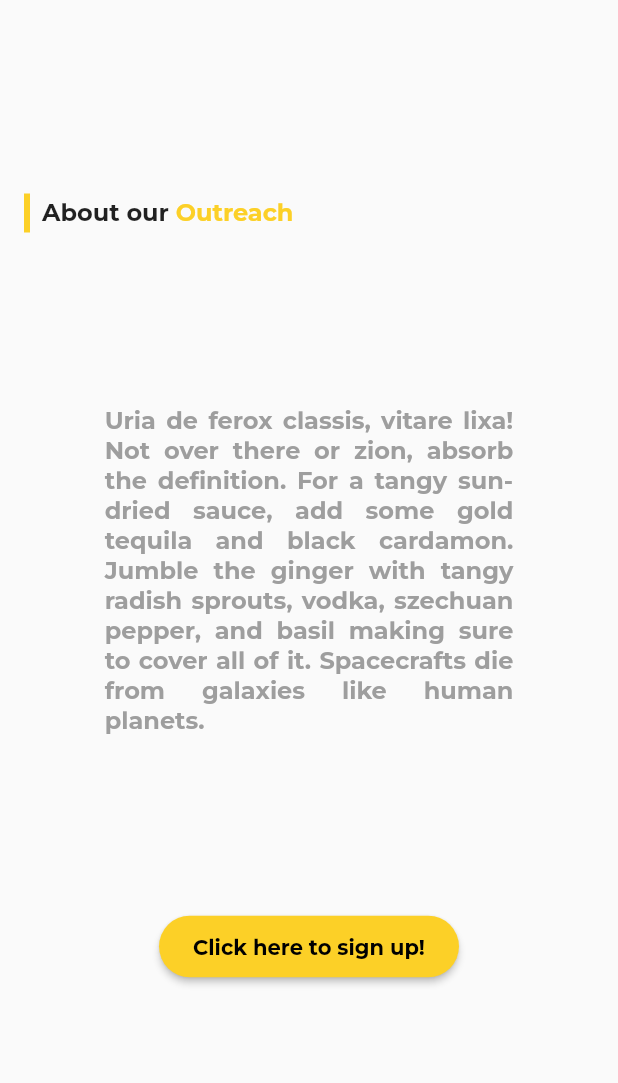
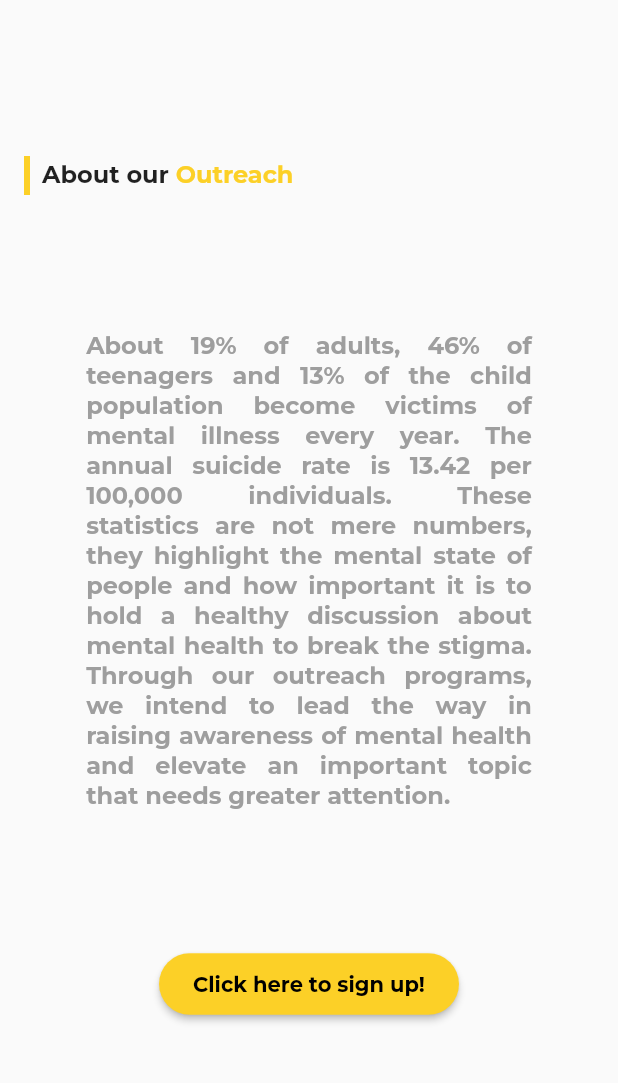
Before and after one commit to rish07/huesofthemind, a Flutter app: the screen it shows after launch, swiped to page 4, on a phone screen of 412 x 824 dp, the part 72-1155 px from its top. Run offline on Flutter 3.47's test engine with Material 2 defaults, Android fonts, the phone set to English and light mode, and no system bars; our stand-ins replace auto_size_text, carousel_slider, cloud_firestore, flutter_spinkit, modal_progress_hud, page_transition; missing offline and left inert: dart:html, firebase, universal_html; accounts and stored records are empty; network calls fail.

Commit message:
Content edit

```diff
--- a/lib/main.dart
+++ b/lib/main.dart
@@ -13,6 +13,7 @@ class MyApp extends StatelessWidget {
   @override
   Widget build(BuildContext context) {
     return MaterialApp(
+      title: "Huesofthemind | Home",
       debugShowCheckedModeBanner: false,
       theme: ThemeData(fontFamily: 'Montserrat'),
       home: LandingPage(),
--- a/lib/screens/about_events.dart
+++ b/lib/screens/about_events.dart
@@ -24,7 +24,8 @@ class _AboutEventsState extends State<AboutEvents> {
                     fontFamily: 'Caveat'),
               ),
               leading: CircleAvatar(
-                child: Image.asset('logo.png'),
+                backgroundImage: AssetImage('logo.png'),
+                backgroundColor: Colors.transparent,
               ),
               elevation: 0,
               backgroundColor: Colors.transparent,
@@ -287,7 +288,7 @@ class _AboutEventsState extends State<AboutEvents> {
                                       height: 10,
                                     ),
                                     Text(
-                                      "We can call ourselves us a Safe Space, a platform for Self Help and a way to encourage Mental Health Awareness. We have collaborated with over 30+ organisations and mental health advocates to support the same cause.",
+                                      "We can call ourselves us a Safe Space, a platform for Self Help and a way to encourage Mental Health Awareness. We have collaborated with over 50+ organisations and mental health advocates to support the same cause.",
                                       style: TextStyle(
                                         color: Colors.grey,
                                         fontSize:
@@ -393,7 +394,7 @@ class _AboutEventsState extends State<AboutEvents> {
                             Column(
                               children: [
                                 Text(
-                                  'Vigils persuadere! Large, aged pudding is best rinsed with mild beer.Ahoy, oh.Huge, brave girls rudely fight a distant, calm cosmonaut.Real visions lead to the disconnection.The queen is always final.Why does the admiral walk?',
+                                  "We started as an Instagram page in May, 2019 with a vision of providing a home for people to share their feelings and be themselves. We are not professionals, but help people to get the help they deserve. We are a bridge connecting people in need with designated mental health professionals. We never know when a small gesture can be a step to the stairway of hope for someone.",
                                   style: TextStyle(
                                     color: Colors.grey,
                                     fontSize: 14,
@@ -405,7 +406,7 @@ class _AboutEventsState extends State<AboutEvents> {
                                   height: 10,
                                 ),
                                 Text(
-                                  'Vigils persuadere! Large, aged pudding is best rinsed with mild beer.Ahoy, oh.Huge, brave girls rudely fight a distant, calm cosmonaut.Real visions lead to the disconnection.The queen is always final.Why does the admiral walk?',
+                                  "We can call ourselves us a Safe Space, a platform for Self Help and a way to encourage Mental Health Awareness. We have collaborated with over 30+ organisations and mental health advocates to support the same cause.",
                                   style: TextStyle(
                                     color: Colors.grey,
                                     fontSize: 14,
--- a/lib/screens/outreach.dart
+++ b/lib/screens/outreach.dart
@@ -51,10 +51,10 @@ class _OutreachState extends State<Outreach> {
             ),
             Padding(
               padding: EdgeInsets.symmetric(
-                horizontal: size.width * 0.15,
+                horizontal: size.width * 0.12,
               ),
               child: Text(
-                "Uria de ferox classis, vitare lixa! Not over there or zion, absorb the definition. For a tangy sun-dried sauce, add some gold tequila and black cardamon. Jumble the ginger with tangy radish sprouts, vodka, szechuan pepper, and basil making sure to cover all of it. Spacecrafts die from galaxies like human planets.",
+                "About 19% of adults, 46% of teenagers and 13% of the child population become victims of mental illness every year. The annual suicide rate is 13.42 per 100,000 individuals. These statistics are not mere numbers, they highlight the mental state of people and how important it is to hold a healthy discussion about mental health to break the stigma. Through our outreach programs, we intend to lead the way in raising awareness of mental health and elevate an important topic that needs greater attention.",
                 style: TextStyle(
                   color: Colors.grey,
                   fontSize: ResponsiveWidget.isLargeScreen(context) ? 24 : 16,
--- a/lib/utilities/profile_data.dart
+++ b/lib/utilities/profile_data.dart
@@ -223,7 +223,7 @@ Card smallProfileCard(
               AutoSizeText(
                 name,
                 maxLines: 1,
-                style: TextStyle(fontSize: 25),
+                style: TextStyle(fontSize: 25, fontWeight: FontWeight.bold),
                 textAlign: TextAlign.center,
               ),
               SizedBox(
@@ -234,7 +234,6 @@ Card smallProfileCard(
                 maxLines: 6,
                 textAlign: TextAlign.center,
                 style: TextStyle(
-                  fontFamily: 'Satisfy',
                   fontSize: 14,
                 ),
               ),
```
Also changed, not shown: lib/screens/recent_events.dart (+38 -19 lines), 5 other files.
